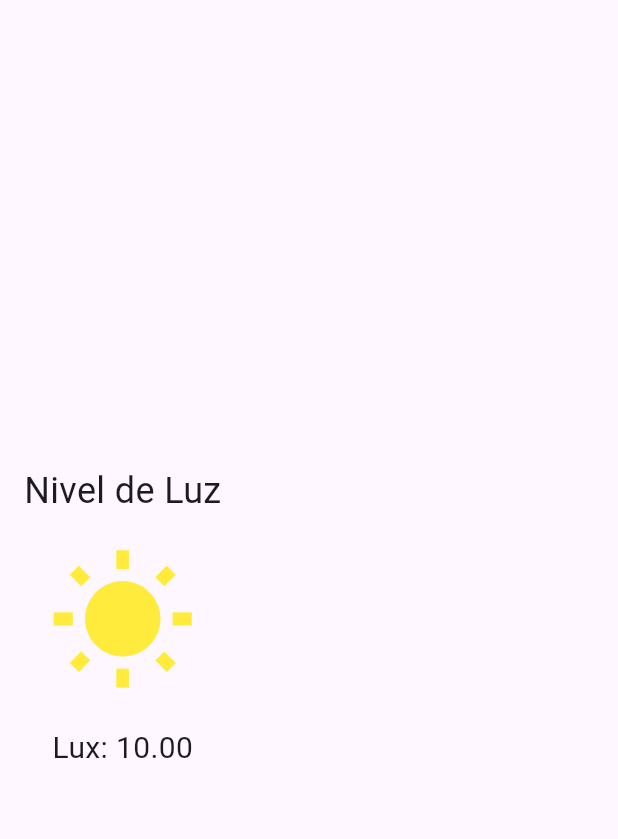
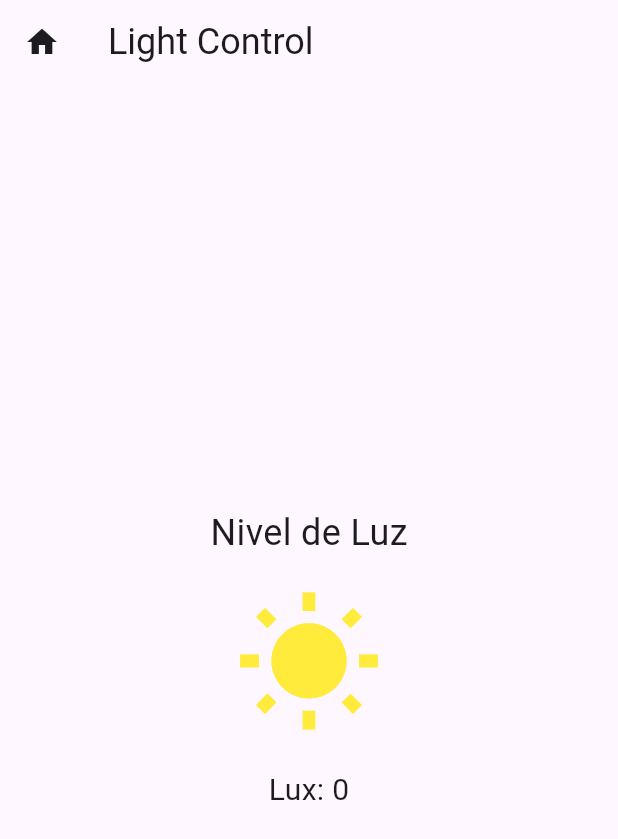
Before and after one commit to lopezpablo21/MET-06, a Flutter app: the LightScreen screen opened directly, on a phone screen of 412 x 824 dp. Shown: the top 839 px of the screen. Run offline on Flutter 3.47's test engine with Material 3 defaults, Android fonts, the phone set to English and light mode, and no system bars; our stand-ins replace firebase_auth, firebase_core, firebase_database; accounts and stored records are empty.

Commit message:
Auth funciona + realtime data base funciona todo

```diff
--- a/final_app_group3_V2/lib/Screens/light_screen.dart
+++ b/final_app_group3_V2/lib/Screens/light_screen.dart
@@ -1,7 +1,6 @@
 import 'package:flutter/material.dart';
+import 'package:firebase_database/firebase_database.dart';
 import 'dart:async';
-
-
 
 class LightScreen extends StatefulWidget {
   @override
@@ -9,29 +8,44 @@ class LightScreen extends StatefulWidget {
 }
 
 class _LightScreenState extends State<LightScreen> {
-  double _lightValue = 0.0;
-  late Timer _timer;
+  int _lightValue = 0;
+  final DatabaseReference _lightRef = FirebaseDatabase.instance.ref('board/modes/light/intensity');
+  late StreamSubscription<DatabaseEvent> _lightSubscription;
 
   @override
   void initState() {
     super.initState();
-    // Simulate light sensor data update
-    _timer = Timer.periodic(Duration(seconds: 1), (timer) {
+    // Listen for changes in the light intensity value
+    _lightSubscription = _lightRef.onValue.listen((DatabaseEvent event) {
+      if (event.snapshot.value != null) {
+        final int newValue = event.snapshot.value as int;
         setState(() {
-        _lightValue = (_lightValue + 10) % 100; // Simulating light sensor data
+          _lightValue = newValue;
         });
+      }
     });
   }
 
   @override
   void dispose() {
-    _timer.cancel();
+    _lightSubscription.cancel();
     super.dispose();
   }
 
   @override
   Widget build(BuildContext context) {
-    return Padding(
+    return Scaffold(
+      appBar: AppBar(
+        title: Text('Light Control', style: TextStyle(fontSize: 24)),
+        leading: IconButton(
+          icon: Icon(Icons.home),
+          onPressed: () {
+            Navigator.pushReplacementNamed(context, '/main');
+          },
+        ),
+      ),
+      body: Center(
+        child: Padding(
           padding: const EdgeInsets.all(16.0),
           child: Column(
             mainAxisAlignment: MainAxisAlignment.center,
@@ -40,8 +54,10 @@ class _LightScreenState extends State<LightScreen> {
               SizedBox(height: 20),
               Icon(Icons.wb_sunny, size: 100, color: Colors.yellow),
               SizedBox(height: 20),
-          Text('Lux: ${_lightValue.toStringAsFixed(2)}', style: TextStyle(fontSize: 20)),
+              Text('Lux: $_lightValue', style: TextStyle(fontSize: 20)),
             ],
+          ),
+        ),
       ),
     );
   }
--- a/final_app_group3_V2/lib/Screens/login_screen.dart
+++ b/final_app_group3_V2/lib/Screens/login_screen.dart
@@ -1,3 +1,4 @@
+
 import 'package:flutter/material.dart';
 import 'package:firebase_auth/firebase_auth.dart';
 import '../main.dart';
```
Also changed, not shown: final_app_group3_V2/lib/Screens/faucet_screen.dart (+22 -2 lines), final_app_group3_V2/lib/main.dart (+7 -0 lines). Lines whose indentation alone changed are shown as unchanged.
